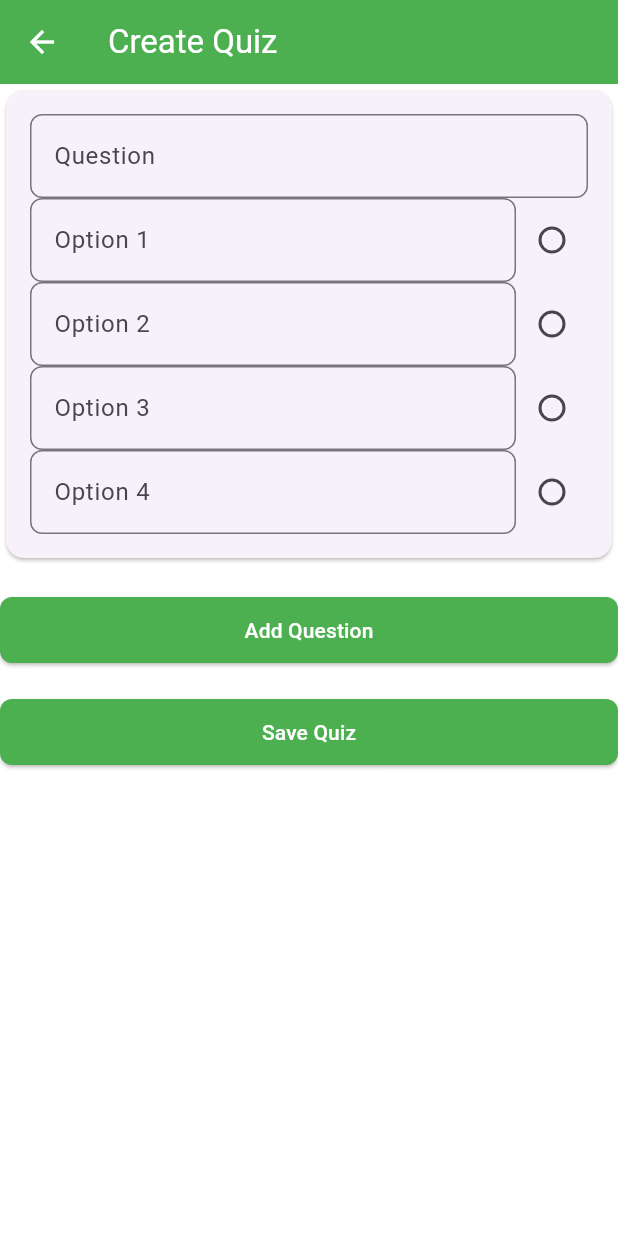
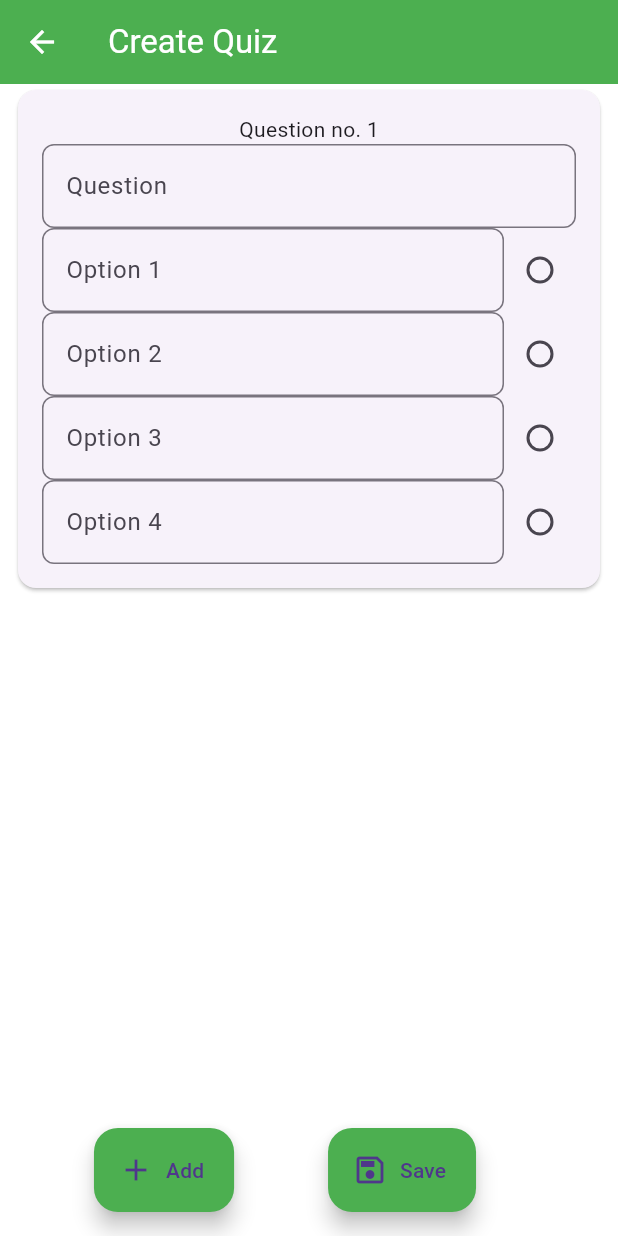
Before and after one commit to marufimtiaz/language, a Flutter app: the CreateQuizPage screen opened directly with empty values, on a phone screen of 412 x 824 dp. Run offline on Flutter 3.47's test engine with Material 3 defaults, Android fonts, the phone set to English and light mode, and no system bars; our stand-ins replace cloud_firestore, firebase_auth, firebase_core, fluttertoast, google_sign_in, permission_handler; missing offline and left inert: audio_waveforms, translator; accounts and stored records are empty.

```diff
--- a/lib/screens/create_quiz_page.dart
+++ b/lib/screens/create_quiz_page.dart
@@ -88,7 +88,9 @@ class _CreateQuizPageState extends State<CreateQuizPage> {
 
   @override
   Widget build(BuildContext context) {
-    return Scaffold(
+    return GestureDetector(
+      onTap: () => FocusScope.of(context).unfocus(),
+      child: Scaffold(
         appBar: AppBar(title: const Text('Create Quiz')),
         body: ListView(
           children: [
@@ -102,16 +104,24 @@ class _CreateQuizPageState extends State<CreateQuizPage> {
               );
             }).toList(),
             const SizedBox(height: 20),
-          ElevatedButton(
+          ],
+        ),
+        floatingActionButton: Padding(
+          padding: const EdgeInsets.symmetric(horizontal: 16.0),
+          child: Row(
+            mainAxisAlignment: MainAxisAlignment.spaceEvenly,
+            children: [
+              FloatingActionButton.extended(
                   onPressed: addQuestionCard,
-            child: const Text('Add Question'),
+                  icon: const Icon(Icons.add),
+                  label: const Text('Add')),
+              FloatingActionButton.extended(
+                  onPressed: saveQuiz,
+                  icon: const Icon(Icons.save_outlined),
+                  label: const Text('Save')),
+            ],
           ),
-          const SizedBox(height: 20),
-          ElevatedButton(
-            onPressed: saveQuiz,
-            child: const Text('Save Quiz'),
         ),
-        ],
       ),
     );
   }
@@ -147,11 +157,14 @@ class _QuestionCardState extends State<QuestionCard> {
 
   @override
   Widget build(BuildContext context) {
-    return Card(
+    return Padding(
+      padding: const EdgeInsets.symmetric(horizontal: 8.0),
+      child: Card(
         child: Padding(
           padding: const EdgeInsets.all(16.0),
           child: Column(
             children: [
+              Text('Question no. 1'),
               TextFormField(
                 controller: questionController,
                 decoration: const InputDecoration(labelText: 'Question'),
@@ -181,6 +194,7 @@ class _QuestionCardState extends State<QuestionCard> {
             ],
           ),
         ),
+      ),
     );
   }
 }
```
Also changed, not shown: lib/auth/auth_check.dart (+27 -20 lines), lib/auth/auth_service.dart (+47 -16 lines), lib/auth/user_provider.dart (+9 -1 lines), lib/screens/homepage.dart (+16 -45 lines), lib/screens/login_page.dart (+17 -1 lines), lib/screens/role_selection_page.dart (+4 -4 lines), lib/screens/signup_page.dart (+16 -6 lines). Lines whose indentation alone changed are shown as unchanged.
